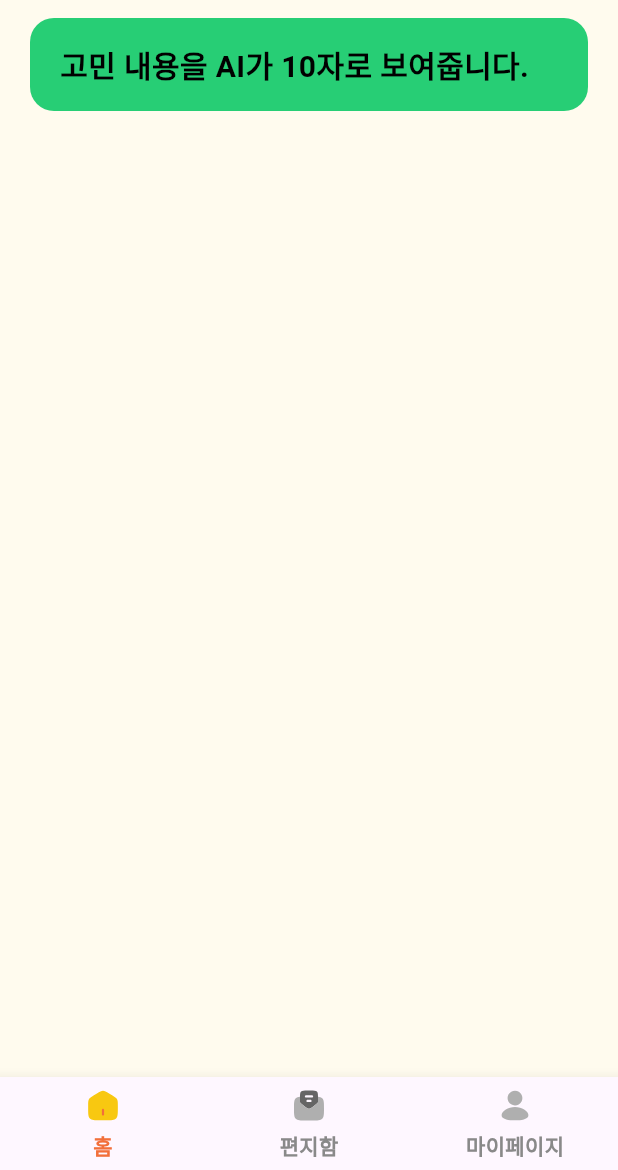
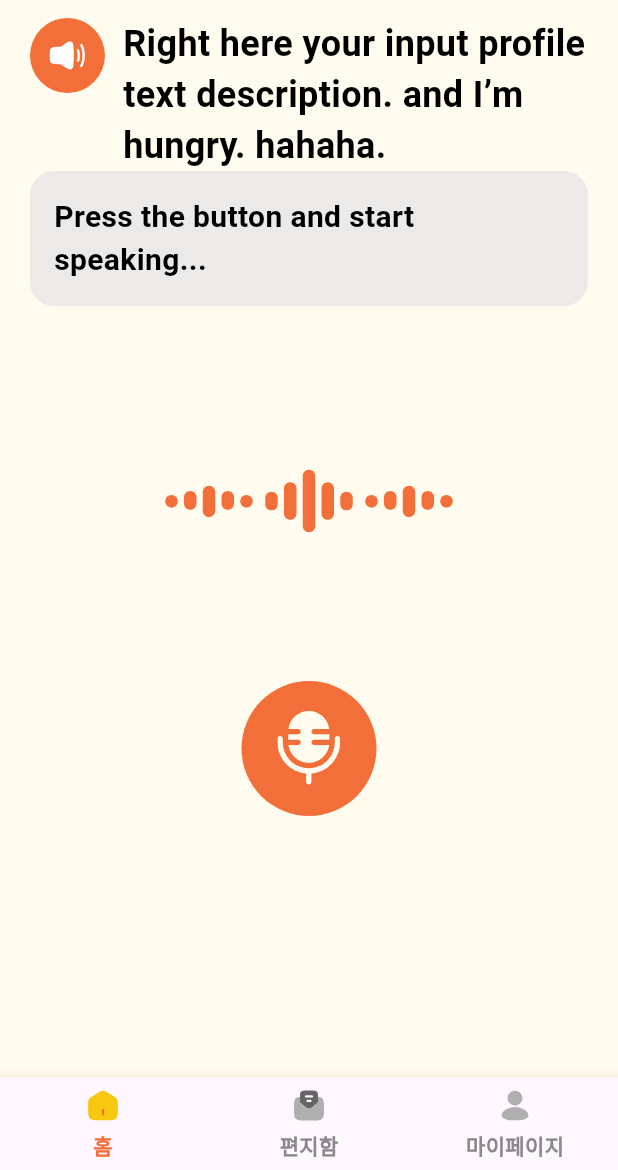
Before and after one commit to gdsc-ssu/gdgoc-weve-client, a Flutter app: the screen it shows after launch, on a phone screen of 412 x 824 dp, the part 66-1236 px from its top. Run offline on Flutter 3.47's test engine with Material 3 defaults, Android fonts, the phone set to English and light mode, and no system bars; our stand-ins replace audioplayers, flutter_riverpod, flutter_svg, fluttertoast, lottie, permission_handler and 1 more; Roboto replaces fonts that are missing (Pretendard).

Commit message:
fix: stt 권한허용

```diff
--- /dev/null
+++ b/lib/commons/widgets/senior/button/view/sound_button.dart
@@ -0,0 +1,27 @@
+import 'package:flutter/material.dart';
+import 'package:weve_client/core/constants/colors.dart';
+import 'package:weve_client/core/constants/fonts.dart';
+
+class SoundButton extends StatelessWidget {
+  final String text;
+
+  const SoundButton({
+    super.key,
+    required this.text,
+  });
+
+  @override
+  Widget build(BuildContext context) {
+    return Container(
+      width: 200,
+      height: 45,
+      decoration: BoxDecoration(
+        color: WeveColor.main.orange1_30,
+        borderRadius: BorderRadius.circular(16),
+      ),
+      alignment: Alignment.center,
+      child: Text(text,
+          style: WeveText.semiHeader4(color: WeveColor.main.orange1)),
+    );
+  }
+}
--- a/lib/features/junior/presentation/views/junior_home_screen.dart
+++ b/lib/features/junior/presentation/views/junior_home_screen.dart
@@ -23,12 +23,11 @@ class JuniorHomeScreen extends ConsumerWidget {
 
     return Column(
       children: [
-        // QuestionBox(
-        //     audioUrl: "",
-        //     text:
-        //         "Right here your input profile text description. and I’m hungry. hahaha."),
-        // SpeechToTextBox()
-        ListItem(text: "고민 내용을 AI가 10자로 보여줍니다.", color: WeveColor.main.green3)
+        QuestionBox(
+            audioUrl: "",
+            text:
+                "Right here your input profile text description. and I’m hungry. hahaha."),
+        SpeechToTextBox()
       ],
     );
   }
--- a/pubspec.yaml
+++ b/pubspec.yaml
@@ -40,6 +40,7 @@ dependencies:
   lottie: ^3.3.1
   audioplayers: ^6.3.0
   speech_to_text: ^7.0.0
+  permission_handler: ^11.4.0
 
 dev_dependencies:
   flutter_test:
```
Also changed, not shown: lib/commons/widgets/senior/input_profile/view/stt_box.dart (+40 -5 lines), pubspec.lock, 2 other files.
